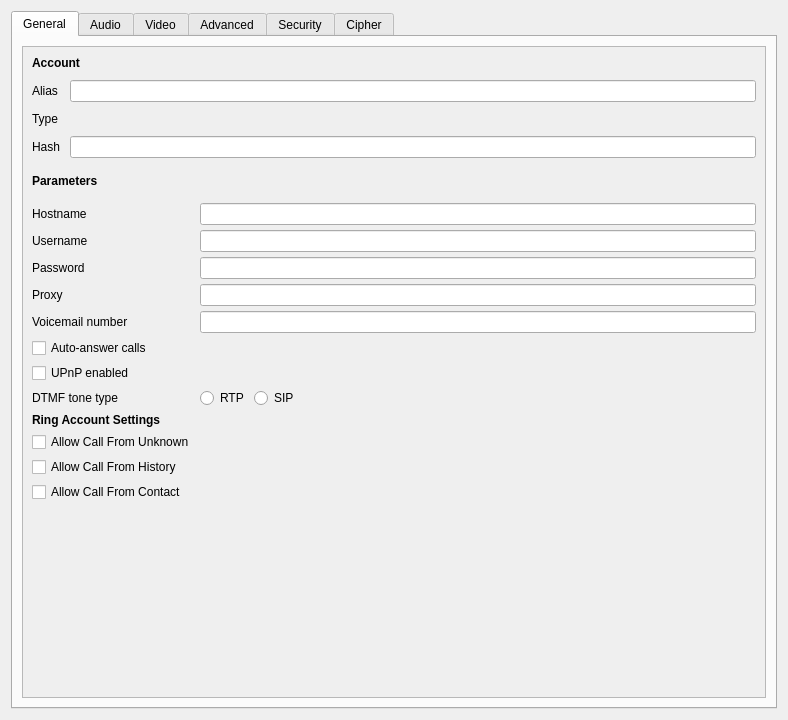
The window that accountdetails.ui (savoirfairelinux/jami-client-windows) describes before a commit, drawn with Qt 5.
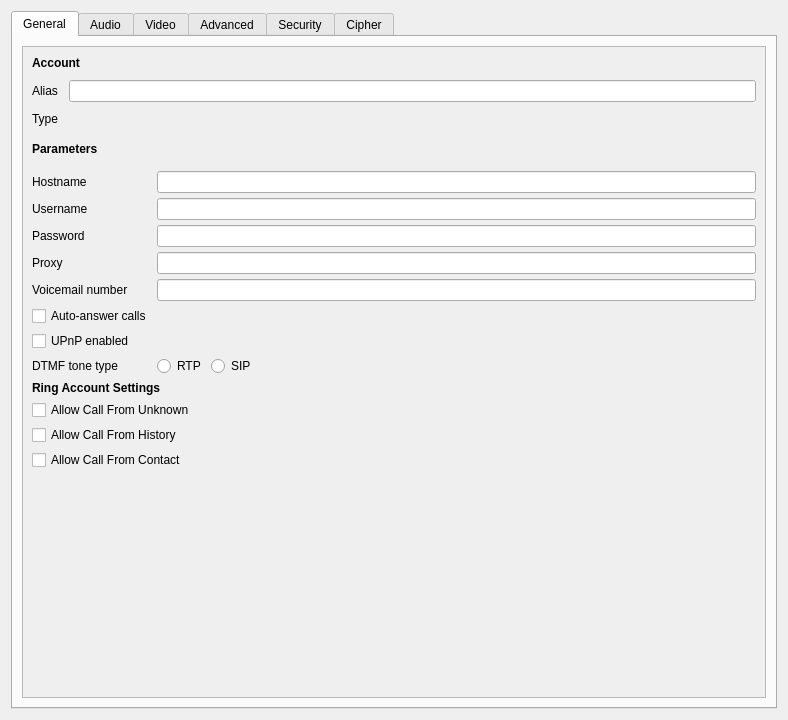
The same window after the commit. Icons and pictures are not drawn.

Commit message:
settings: fix for hostname and username line edit size
- The checkbox for Ring account have a large text in french
 and cannot be wrapped in QCheckbox
- Also suppress the username being displayed twice

Issue: #80646
Issue: #80644

What changed in the file:
```diff
--- a/accountdetails.ui
+++ b/accountdetails.ui
@@ -55,8 +55,8 @@
            <rect>
             <x>0</x>
             <y>0</y>
-            <width>733</width>
-            <height>667</height>
+            <width>746</width>
+            <height>645</height>
            </rect>
           </property>
           <layout class="QVBoxLayout" name="verticalLayout_12">
@@ -95,13 +95,6 @@
                <property name="verticalSpacing">
                 <number>10</number>
                </property>
-               <item row="1" column="0">
-                <widget class="QLabel" name="typeLabel">
-                 <property name="text">
-                  <string>Type</string>
-                 </property>
-                </widget>
-               </item>
                <item row="0" column="0">
                 <widget class="QLabel" name="aliasLabel">
                  <property name="text">
@@ -122,26 +115,10 @@
                  </property>
                 </widget>
                </item>
-               <item row="2" column="0">
-                <widget class="QLabel" name="hashLabel">
+               <item row="1" column="0">
+                <widget class="QLabel" name="typeLabel">
                  <property name="text">
-                  <string>Hash</string>
-                 </property>
-                 <property name="buddy">
-                  <cstring>lrcfg_username</cstring>
-                 </property>
-                </widget>
-               </item>
-               <item row="2" column="1">
-                <widget class="QLineEdit" name="lrcfg_username">
-                 <property name="sizePolicy">
-                  <sizepolicy hsizetype="MinimumExpanding" vsizetype="Fixed">
-                   <horstretch>0</horstretch>
-                   <verstretch>0</verstretch>
-                  </sizepolicy>
-                 </property>
-                 <property name="readOnly">
-                  <bool>true</bool>
+                  <string>Type</string>
                  </property>
                 </widget>
                </item>
@@ -163,7 +140,7 @@
             </layout>
            </item>
            <item>
-            <layout class="QVBoxLayout" name="verticalLayout_6" stretch="0,0,0">
+            <layout class="QVBoxLayout" name="verticalLayout_6" stretch="0,0,0,0,0,0,0">
              <property name="spacing">
               <number>5</number>
              </property>
@@ -196,6 +173,12 @@
                </property>
                <item row="0" column="0">
                 <widget class="QLabel" name="hostnameLabel">
+                 <property name="sizePolicy">
+                  <sizepolicy hsizetype="MinimumExpanding" vsizetype="Preferred">
+                   <horstretch>0</horstretch>
+                   <verstretch>0</verstretch>
+                  </sizepolicy>
+                 </property>
                  <property name="text">
                   <string>Hostname</string>
                  </property>
@@ -214,32 +197,6 @@
                  </property>
                 </widget>
                </item>
-               <item row="1" column="0">
-                <widget class="QLabel" name="usernameLabel">
-                 <property name="sizePolicy">
-                  <sizepolicy hsizetype="MinimumExpanding" vsizetype="Preferred">
-                   <horstretch>0</horstretch>
-                   <verstretch>0</verstretch>
-                  </sizepolicy>
-                 </property>
-                 <property name="text">
-                  <string>Username</string>
-                 </property>
-                 <property name="buddy">
-                  <cstring>usernameEdit</cstring>
-                 </property>
-                </widget>
-               </item>
-               <item row="1" column="1">
-                <widget class="QLineEdit" name="usernameEdit">
-                 <property name="sizePolicy">
-                  <sizepolicy hsizetype="MinimumExpanding" vsizetype="Fixed">
-                   <horstretch>0</horstretch>
-                   <verstretch>0</verstretch>
-                  </sizepolicy>
-                 </property>
-                </widget>
-               </item>
                <item row="2" column="0">
                 <widget class="QLabel" name="passwordLabel">
                  <property name="sizePolicy">
@@ -385,45 +342,71 @@
                  </item>
                 </layout>
                </item>
-               <item row="9" column="0">
-                <widget class="QCheckBox" name="lrcfg_allowIncomingFromUnknown">
-                 <property name="text">
-                  <string>Allow Call From Unknown</string>
+               <item row="1" column="0">
+                <widget class="QLabel" name="usernameLabel">
+                 <property name="sizePolicy">
+                  <sizepolicy hsizetype="MinimumExpanding" vsizetype="Preferred">
+                   <horstretch>0</horstretch>
+                   <verstretch>0</verstretch>
+                  </sizepolicy>
                  </property>
-                </widget>
-               </item>
-               <item row="11" column="0">
-                <widget class="QCheckBox" name="lrcfg_allowIncomingFromContact">
                  <property name="text">
-                  <string>Allow Call From Contact</string>
-                 </property>
-                </widget>
-               </item>
-               <item row="10" column="0">
-                <widget class="QCheckBox" name="lrcfg_allowIncomingFromHistory">
-                 <property name="text">
-                  <string>Allow Call From History</string>
-                 </property>
-                </widget>
-               </item>
-               <item row="8" column="0">
-                <widget class="QLabel" name="label_27">
-                 <property name="font">
-                  <font>
-                   <weight>75</weight>
-                   <bold>true</bold>
-                  </font>
-                 </property>
-                 <property name="text">
-                  <string>Ring Account Settings</string>
+                  <string>Username</string>
                  </property>
                  <property name="buddy">
-                  <cstring>lrcfg_allowIncomingFromUnknown</cstring>
+                  <cstring>lrcfg_username</cstring>
+                 </property>
+                </widget>
+               </item>
+               <item row="1" column="1">
+                <widget class="QLineEdit" name="lrcfg_username">
+                 <property name="sizePolicy">
+                  <sizepolicy hsizetype="MinimumExpanding" vsizetype="Fixed">
+                   <horstretch>0</horstretch>
+                   <verstretch>0</verstretch>
+                  </sizepolicy>
                  </property>
                 </widget>
                </item>
               </layout>
              </item>
+             <item>
+              <widget class="QLabel" name="label_27">
+               <property name="font">
+                <font>
+                 <weight>75</weight>
+                 <bold>true</bold>
+                </font>
+               </property>
+               <property name="text">
+                <string>Ring Account Settings</string>
+               </property>
+               <property name="buddy">
+                <cstring>lrcfg_allowIncomingFromUnknown</cstring>
+               </property>
+              </widget>
+             </item>
+             <item>
+              <widget class="QCheckBox" name="lrcfg_allowIncomingFromUnknown">
+               <property name="text">
+                <string>Allow Call From Unknown</string>
+               </property>
+              </widget>
+             </item>
+             <item>
+              <widget class="QCheckBox" name="lrcfg_allowIncomingFromHistory">
+               <property name="text">
+                <string>Allow Call From History</string>
+               </property>
+              </widget>
+             </item>
+             <item>
+              <widget class="QCheckBox" name="lrcfg_allowIncomingFromContact">
+               <property name="text">
+                <string>Allow Call From Contact</string>
+               </property>
+              </widget>
+             </item>
              <item>
               <spacer name="verticalSpacer">
                <property name="orientation">
```
Left out of the diff: 2 changed lines with no effect on the pictures. The commit also changes 2 other files.
